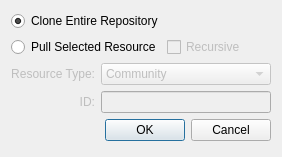
First picture: the form in Application/MIDASDesktop/GUI/PullUI.ui, repository jcfr/MIDAScpp, before the edit.
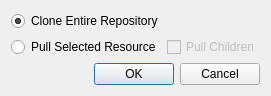
Second picture: the form after the edit.

Commit message: ENH: Pull Resources -> 'Pull Resource'. Remove the 'Community' and 'Id' from the 'Pull Resource' dialog.

Diff of the .ui file:
```diff
--- a/Application/MIDASDesktop/GUI/PullUI.ui
+++ b/Application/MIDASDesktop/GUI/PullUI.ui
@@ -6,15 +6,15 @@
    <rect>
     <x>0</x>
     <y>0</y>
-    <width>282</width>
-    <height>157</height>
+    <width>254</width>
+    <height>95</height>
    </rect>
   </property>
   <property name="windowTitle">
    <string>Pull Resource</string>
   </property>
   <layout class="QGridLayout" name="gridLayout">
-   <item row="8" column="0" colspan="4">
+   <item row="6" column="0" colspan="4">
     <widget class="QDialogButtonBox" name="buttonBox">
      <property name="orientation">
       <enum>Qt::Horizontal</enum>
@@ -34,46 +34,6 @@
      </property>
     </widget>
    </item>
-   <item row="6" column="1" colspan="3">
-    <widget class="QComboBox" name="resourceTypeComboBox">
-     <property name="enabled">
-      <bool>false</bool>
-     </property>
-     <item>
-      <property name="text">
-       <string>Community</string>
-      </property>
-     </item>
-     <item>
-      <property name="text">
-       <string>Collection</string>
-      </property>
-     </item>
-     <item>
-      <property name="text">
-       <string>Item</string>
-      </property>
-     </item>
-     <item>
-      <property name="text">
-       <string>Bitstream</string>
-      </property>
-     </item>
-    </widget>
-   </item>
-   <item row="6" column="0">
-    <widget class="QLabel" name="resourceTypeLabel">
-     <property name="enabled">
-      <bool>false</bool>
-     </property>
-     <property name="text">
-      <string>Resource Type:</string>
-     </property>
-     <property name="alignment">
-      <set>Qt::AlignRight|Qt::AlignTrailing|Qt::AlignVCenter</set>
-     </property>
-    </widget>
-   </item>
    <item row="2" column="0" colspan="2">
     <widget class="QRadioButton" name="pullRadioButton">
      <property name="text">
@@ -81,33 +41,13 @@
      </property>
     </widget>
    </item>
-   <item row="7" column="1" colspan="3">
-    <widget class="QLineEdit" name="idEdit">
-     <property name="enabled">
-      <bool>false</bool>
-     </property>
-    </widget>
-   </item>
-   <item row="7" column="0">
-    <widget class="QLabel" name="idLabel">
-     <property name="enabled">
-      <bool>false</bool>
-     </property>
-     <property name="text">
-      <string>ID:</string>
-     </property>
-     <property name="alignment">
-      <set>Qt::AlignRight|Qt::AlignTrailing|Qt::AlignVCenter</set>
-     </property>
-    </widget>
-   </item>
-   <item row="2" column="2">
+   <item row="2" column="2" colspan="2">
     <widget class="QCheckBox" name="recursiveCheckBox">
      <property name="enabled">
       <bool>false</bool>
      </property>
      <property name="text">
-      <string>Recursive</string>
+      <string>Pull Children</string>
      </property>
     </widget>
    </item>
```
Left out of the diff: 5 changed lines with no effect on the pictures. The commit also changes 2 other files.
